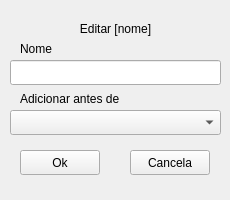
Old version of the form ui/subcategorias_edit.ui in the repository vazerick/controle_gastos.
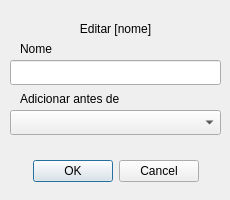
New version of the form.

```diff
--- a/ui/subcategorias_edit.ui
+++ b/ui/subcategorias_edit.ui
@@ -74,32 +74,6 @@
     </rect>
    </property>
   </widget>
-  <widget class="QPushButton" name="botaoOk">
-   <property name="geometry">
-    <rect>
-     <x>20</x>
-     <y>150</y>
-     <width>80</width>
-     <height>25</height>
-    </rect>
-   </property>
-   <property name="text">
-    <string>Ok</string>
-   </property>
-  </widget>
-  <widget class="QPushButton" name="botaoCancela">
-   <property name="geometry">
-    <rect>
-     <x>130</x>
-     <y>150</y>
-     <width>80</width>
-     <height>25</height>
-    </rect>
-   </property>
-   <property name="text">
-    <string>Cancela</string>
-   </property>
-  </widget>
   <widget class="QLabel" name="labelTitulo">
    <property name="geometry">
     <rect>
@@ -116,6 +90,22 @@
     <set>Qt::AlignCenter</set>
    </property>
   </widget>
+  <widget class="QDialogButtonBox" name="buttonBox">
+   <property name="geometry">
+    <rect>
+     <x>0</x>
+     <y>160</y>
+     <width>231</width>
+     <height>23</height>
+    </rect>
+   </property>
+   <property name="standardButtons">
+    <set>QDialogButtonBox::Cancel|QDialogButtonBox::Ok</set>
+   </property>
+   <property name="centerButtons">
+    <bool>true</bool>
+   </property>
+  </widget>
  </widget>
  <includes>
   <include location="local">Qt::SubWindow</include>
```
